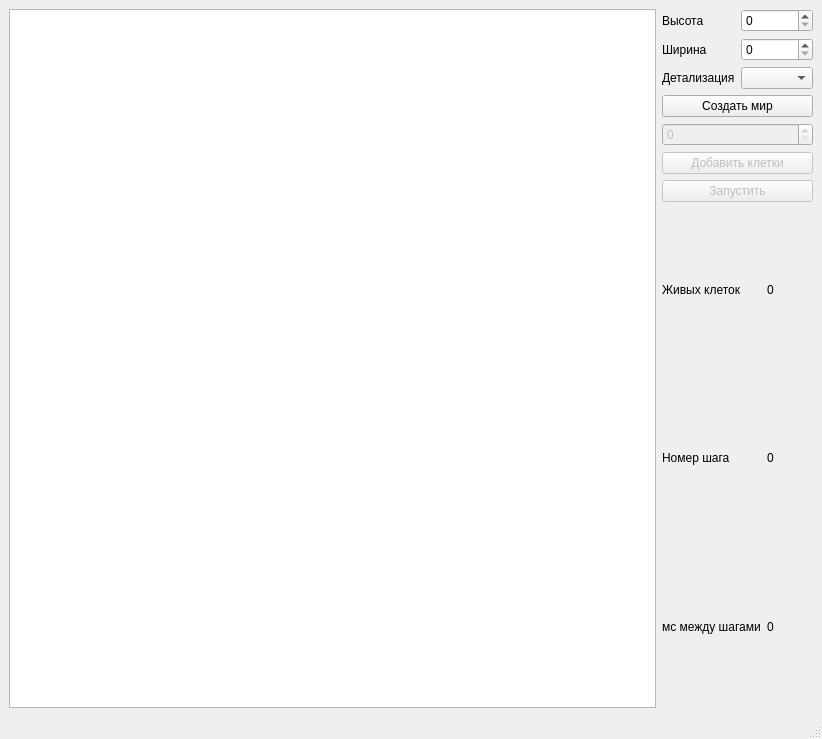
Before: the Qt Designer form mainwindow.ui in VladislavWaza/DigitalEvolution, drawn with Qt 5.
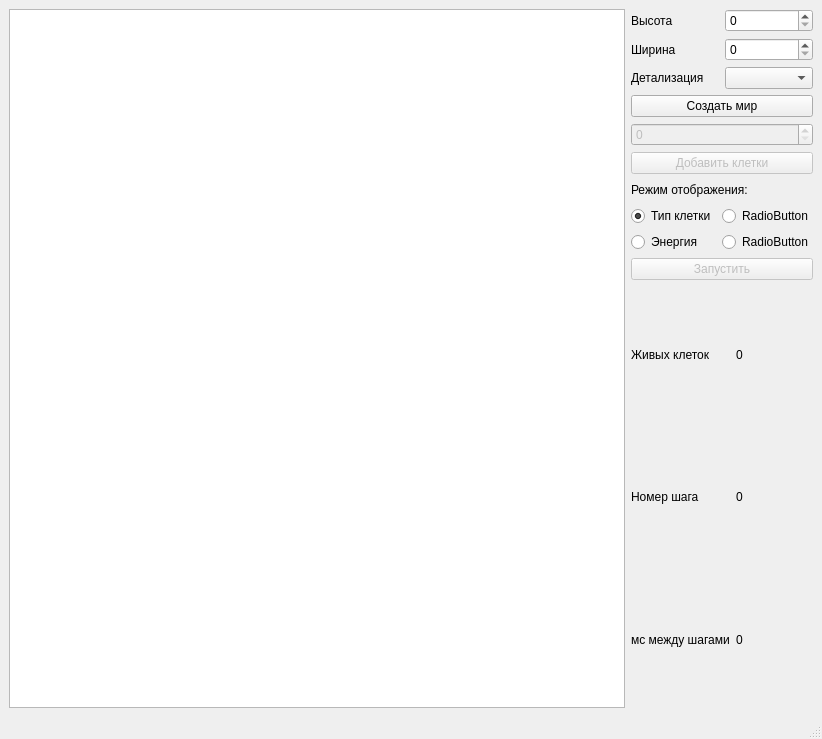
After: the same form once the commit is applied.

Commit message: режим отображения энергии

What changed in the file:
```diff
--- a/mainwindow.ui
+++ b/mainwindow.ui
@@ -82,6 +82,54 @@
         </item>
        </layout>
       </item>
+      <item>
+       <layout class="QGridLayout" name="gridLayout_5">
+        <item row="1" column="1">
+         <widget class="QRadioButton" name="radioButton_3">
+          <property name="text">
+           <string>RadioButton</string>
+          </property>
+         </widget>
+        </item>
+        <item row="2" column="1">
+         <widget class="QRadioButton" name="radioButton_4">
+          <property name="text">
+           <string>RadioButton</string>
+          </property>
+         </widget>
+        </item>
+        <item row="2" column="0">
+         <widget class="QRadioButton" name="energyMode">
+          <property name="text">
+           <string>Энергия</string>
+          </property>
+         </widget>
+        </item>
+        <item row="1" column="0">
+         <widget class="QRadioButton" name="cellTypeMode">
+          <property name="text">
+           <string>Тип клетки</string>
+          </property>
+          <property name="checked">
+           <bool>true</bool>
+          </property>
+         </widget>
+        </item>
+        <item row="0" column="0" colspan="2">
+         <widget class="QLabel" name="label_5">
+          <property name="maximumSize">
+           <size>
+            <width>16777215</width>
+            <height>20</height>
+           </size>
+          </property>
+          <property name="text">
+           <string>Режим отображения:</string>
+          </property>
+         </widget>
+        </item>
+       </layout>
+      </item>
       <item>
        <layout class="QGridLayout" name="gridLayout_4">
         <item row="2" column="1">
```
The commit also changes 8 other files.
